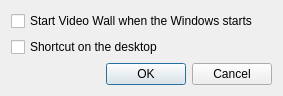
First picture: the form in client/src/ui/dialogs/videowall_settings_dialog.ui, repository networkoptix/nx_open, before the edit.
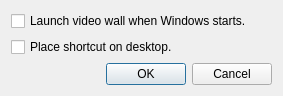
Second picture: the form after the edit.

Diff of the .ui file:
```diff
--- a/client/src/ui/dialogs/videowall_settings_dialog.ui
+++ b/client/src/ui/dialogs/videowall_settings_dialog.ui
@@ -17,14 +17,14 @@
    <item>
     <widget class="QCheckBox" name="autoRunCheckBox">
      <property name="text">
-      <string>Start Video Wall when the Windows starts</string>
+      <string>Launch video wall when Windows starts.</string>
      </property>
     </widget>
    </item>
    <item>
     <widget class="QCheckBox" name="shortcutCheckbox">
      <property name="text">
-      <string>Shortcut on the desktop</string>
+      <string>Place shortcut on desktop.</string>
      </property>
     </widget>
    </item>
```
